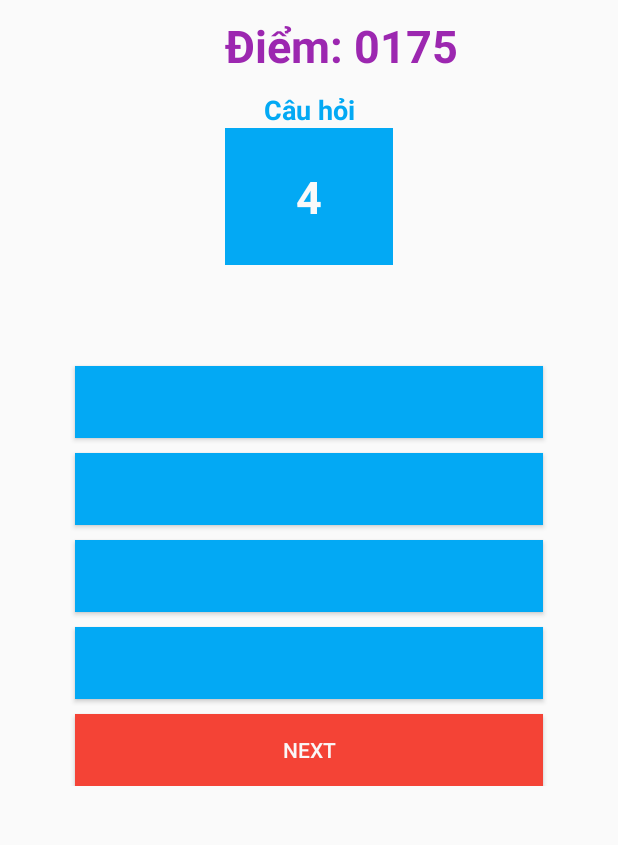
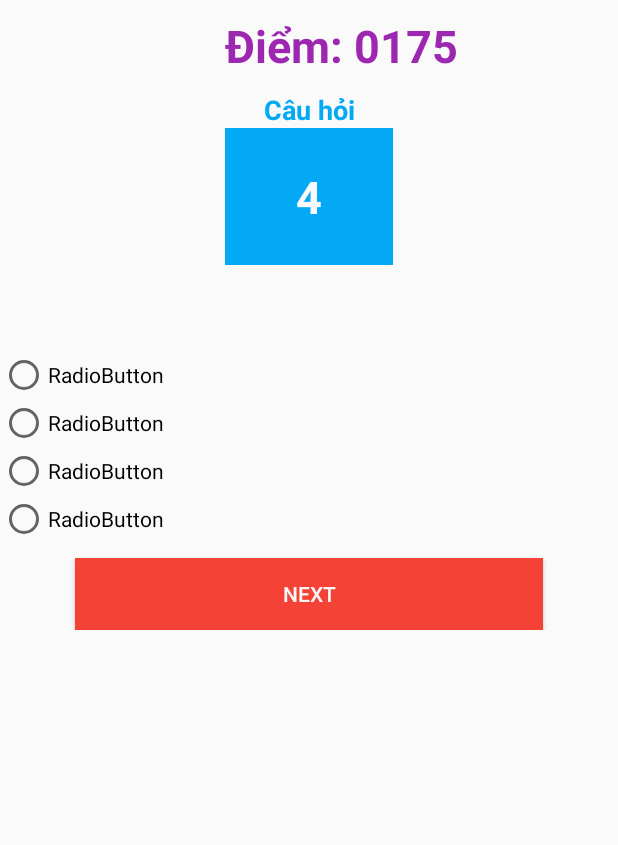
Before and after one commit to NguyenHuyenThoai-CDTH17PMC/DoAnLTAndroid, an Android app: the CauHoiLayTheoIDLinhVuc screen opened directly, with no data from a screen before it, after a tap on "NEXT", on a phone screen of 412 x 824 dp, the part 113-958 px from its top. Run offline under Robolectric (Android 15) with nearby library versions, the phone set to English and light mode, and no system bars; 9 statements that could not run were skipped.

Commit message:
LoadLV_CauHoi_DangKi

```diff
--- a/app/src/main/java/com/example/doanltandroid/CauHoiLayTheoIDLinhVuc.java
+++ b/app/src/main/java/com/example/doanltandroid/CauHoiLayTheoIDLinhVuc.java
@@ -7,6 +7,7 @@ import android.os.AsyncTask;
 import android.os.Bundle;
 import android.view.View;
 import android.widget.Button;
+import android.widget.RadioButton;
 import android.widget.TextView;
 import android.widget.Toast;
 
@@ -25,13 +26,15 @@ import java.util.ArrayList;
 
 public class CauHoiLayTheoIDLinhVuc extends AppCompatActivity  {
     private  TextView cauhoi_id;
-    private  Button panA;
-    private  Button panB;
-    private  Button panC;
-    private  Button panD;
+
+    private RadioButton radioButton1;
+    private RadioButton radioButton2;
+    private RadioButton radioButton3;
+    private RadioButton radioButton4;
     private  TextView cauhoi;
     private ArrayList<CauHoi>cauHois;
-    private  int i=0;
+    private int vitri=0;
+    private int socaudung=0;
 
 
     public CauHoiLayTheoIDLinhVuc() {
@@ -45,105 +48,114 @@ public class CauHoiLayTheoIDLinhVuc extends AppCompatActivity  {
         setContentView(R.layout.activity_cau_hoi_lay_theo_idlinh_vuc);
         cauhoi_id=findViewById(R.id.cauhoi_id);
         cauhoi=findViewById(R.id.cauhoi);
-        panA=findViewById(R.id.panA);
-        panB=findViewById(R.id.panB);
-        panC=findViewById(R.id.panC);
-        panD=findViewById(R.id.panD);
+        radioButton1=findViewById(R.id.radA);
+        radioButton2=findViewById(R.id.radB);
+        radioButton3=findViewById(R.id.radC);
+        radioButton4=findViewById(R.id.radD
+        );
         Intent intent=getIntent();
-        String id = intent.getStringExtra("id");
-        new LOADJSON_CAU_HOI().execute("http://192.168.1.19:8080/Do_An_PHP/public/api/cau-hoi?linh_vuc="+id);
-        Toast.makeText(this, id, Toast.LENGTH_SHORT).show();
-
-
-
-    }
-
-    public void NEXT(View view){
-        cauhoi_id = findViewById(R.id.cauhoi_id);
-        cauhoi=findViewById(R.id.cauhoi);
-        panA = findViewById(R.id.panA);
-        panB = findViewById(R.id.panB);
-        panC = findViewById(R.id.panC);
-        panD = findViewById(R.id.panD);
-        i=i+1;
-        if(i<cauHois.size())
-        {
-            cauhoi_id.setText(String.valueOf(cauHois.get(i).getId()));
-            cauhoi.setText(cauHois.get(i).getNoi_dung());
-            panA.setText(cauHois.get(i).getPhuong_an_a());
-            panB.setText(cauHois.get(i).getPhuong_an_b());
-            panC.setText(cauHois.get(i).getPhuong_an_c());
-            panD.setText(cauHois.get(i).getPhuong_an_d());
-        }
-        else {
-            Toast.makeText(this, "Hết câu hỏi rồi", Toast.LENGTH_SHORT).show();
+        String JSON = intent.getStringExtra("JSON");
+        if(kiemtraJSON(JSON)==true){
+           cauhoi_id.setText(cauHois.get( vitri).getId());
+           cauhoi.setText(cauHois.get( vitri).getNoi_dung());
+           radioButton1.setText(cauHois.get( vitri).getPhuong_an_a());
+           radioButton2.setText(cauHois.get( vitri).getPhuong_an_b());
+           radioButton3.setText(cauHois.get( vitri).getPhuong_an_c());
+           radioButton4.setText(cauHois.get( vitri).getPhuong_an_d());
+           vitri++;
         }
 
     }
-    public class LOADJSON_CAU_HOI extends AsyncTask<String,Void,String>{
+    public  void Tieptuc(View view){
+        if(view.getId()==R.id.btnNEXT){
+            if(ChonDung(vitri-1)==true){
+                Toast.makeText(this, ""+socaudung, Toast.LENGTH_SHORT).show();
+            }
+            else {
+                Toast.makeText(this, "Bạn chọn sai", Toast.LENGTH_SHORT).show();
+            }
+            try {
+                cauhoi_id.setText(cauHois.get( vitri).getId());
+                cauhoi.setText(cauHois.get( vitri).getNoi_dung());
+                radioButton1.setText(cauHois.get( vitri).getPhuong_an_a());
+                radioButton2.setText(cauHois.get( vitri).getPhuong_an_b());
+                radioButton3.setText(cauHois.get( vitri).getPhuong_an_c());
+                radioButton4.setText(cauHois.get( vitri).getPhuong_an_d());
+                vitri++;
 
-        @Override
-        protected String doInBackground(String... strings) {
-            StringBuilder stringBuilder=new StringBuilder();
-            try {
-                URL url=new URL(strings[0]);
-                URLConnection urlConnection=url.openConnection();
-                InputStream inputStream=urlConnection.getInputStream();
-                InputStreamReader inputStreamReader=new InputStreamReader(inputStream);
-                BufferedReader bufferedReader=new BufferedReader(inputStreamReader);
-                String line="";
-                while ((line=bufferedReader.readLine())!=null){
-                    stringBuilder.append(line);
-                }
-                bufferedReader.close();
-            } catch (MalformedURLException e) {
-                e.printStackTrace();
-            } catch (IOException e) {
-                e.printStackTrace();
+            }catch (Exception e){
+                Toast.makeText(this, "Bạn chọn sai", Toast.LENGTH_SHORT).show();
             }
 
-            return stringBuilder.toString();
         }
 
-        @Override
-        protected void onPostExecute(String s) {
-            try {
-                JSONObject jsonObject=new JSONObject(s);
-                JSONArray jsonArray=jsonObject.getJSONArray("data");
-                for(int i=0;i<jsonArray.length();i++){
-                    JSONObject object_data=jsonArray.getJSONObject(i);
-                    int id=object_data.getInt("id");
-                    String noi_dung=object_data.getString("noi_dung");
-                    int linh_vuc_id=object_data.getInt("linh_vuc_id");
-                    String phuong_an_a=object_data.getString("phuong_an_a");
-                    String phuong_an_b=object_data.getString("phuong_an_b");
-                    String phuong_an_c=object_data.getString("phuong_an_c");
-                    String phuong_an_d=object_data.getString("phuong_an_d");
-                    String dap_an=object_data.getString("dap_an");
-                    cauHois.add(new CauHoi(id,noi_dung,linh_vuc_id,phuong_an_a,phuong_an_b,phuong_an_c,phuong_an_d,dap_an));
+    }
+    public boolean ChonDung(int vitri){
+       String chon="";
+        if(radioButton1.isChecked()){
+            chon="A";
+            if(chon.equals(cauHois.get(vitri).getDap_an())){
+                socaudung++;
+                return true;
+            }
 
-                }
+        }
+        if(radioButton2.isChecked()){
+            chon="B";
+            if(chon.equals(cauHois.get(vitri).getDap_an())){
+                socaudung++;
+                return true;
+            }
 
-                        cauhoi_id.setText(String.valueOf(cauHois.get(0).getId()));
-                        cauhoi.setText(cauHois.get(0).getNoi_dung());
-                        panA.setText(cauHois.get(0).getPhuong_an_a());
-                        panB.setText(cauHois.get(0).getPhuong_an_b());
-                        panC.setText(cauHois.get(0).getPhuong_an_c());
-                        panD.setText(cauHois.get(0).getPhuong_an_d());
+        }
+        if(radioButton3.isChecked()){
+            chon="C";
+            if(chon.equals(cauHois.get(vitri).getDap_an())){
+                socaudung++;
+                return true;
+            }
+
+        }
+        if(radioButton4.isChecked()){
+            chon="D";
+            if(chon.equals(cauHois.get(vitri).getDap_an())){
+                socaudung++;
+                return true;
+            }
+
+        }
+        return true;
+    }
+    public boolean kiemtraJSON(String JSON){
+        try {
+            JSONObject jsonObjectLInhVuc=new JSONObject(JSON);
+            JSONArray jsonArraydata=jsonObjectLInhVuc.getJSONArray("data");
+            for(int i=0;i<jsonArraydata.length();i++){
+                JSONObject object=jsonArraydata.getJSONObject(i);
+               String id= String.valueOf(object.getInt("id"));
+               String noi_dung= object.getString("noi_dung");
+               String linh_vuc_id=String.valueOf(object.getInt("linh_vuc_id"));
+               String phuong_an_a= object.getString("phuong_an_a");
+               String phuong_an_b= object.getString("phuong_an_b");
+               String phuong_an_c=object.getString("phuong_an_c");
+               String phuong_an_d= object.getString("phuong_an_d");
+               String dap_an= object.getString("dap_an");
+               cauHois.add(new CauHoi(id,noi_dung,linh_vuc_id,phuong_an_a,phuong_an_b,phuong_an_c,phuong_an_d,dap_an));
 
 
+            }
 
-
-
-            } catch (JSONException e) {
-                e.printStackTrace();
-            }
-            super.onPostExecute(s);
+            return true;
+        } catch (JSONException e) {
+            e.printStackTrace();
         }
+        return false;
     }
 
 
 
 
 
+
+
 }
--- a/app/src/main/res/layout/activity_cau_hoi_lay_theo_idlinh_vuc.xml
+++ b/app/src/main/res/layout/activity_cau_hoi_lay_theo_idlinh_vuc.xml
@@ -102,45 +102,35 @@
             android:textSize="20sp"
             android:textStyle="bold" />
 
-        <Button
-            android:id="@+id/panA"
+        <RadioGroup
+            android:layout_width="match_parent"
+            android:layout_height="wrap_content">
+
+            <RadioButton
+                android:id="@+id/radA"
                 android:layout_width="match_parent"
                 android:layout_height="wrap_content"
-            android:layout_marginLeft="50dp"
-            android:layout_marginTop="10dp"
-            android:layout_marginRight="50dp"
-            android:background="#03A9F4"
-            android:textColor="#FCF9FA" />
+                android:text="RadioButton" />
 
-        <Button
-            android:id="@+id/panB"
+            <RadioButton
+                android:id="@+id/radB"
                 android:layout_width="match_parent"
                 android:layout_height="wrap_content"
-            android:layout_marginLeft="50dp"
-            android:layout_marginTop="10dp"
-            android:layout_marginRight="50dp"
-            android:background="#03A9F4"
-            android:textColor="#FCF9FA" />
+                android:text="RadioButton" />
 
-        <Button
-            android:id="@+id/panC"
+            <RadioButton
+                android:id="@+id/radC"
                 android:layout_width="match_parent"
                 android:layout_height="wrap_content"
-            android:layout_marginLeft="50dp"
-            android:layout_marginTop="10dp"
-            android:layout_marginRight="50dp"
-            android:background="#03A9F4"
-            android:textColor="#FCF9FA" />
+                android:text="RadioButton" />
 
-        <Button
-            android:id="@+id/panD"
+            <RadioButton
+                android:id="@+id/radD"
                 android:layout_width="match_parent"
                 android:layout_height="wrap_content"
-            android:layout_marginLeft="50dp"
-            android:layout_marginTop="10dp"
-            android:layout_marginRight="50dp"
-            android:background="#03A9F4"
-            android:textColor="#FCF9FA" />
+                android:text="RadioButton" />
+
+        </RadioGroup>
 
         <LinearLayout
             android:layout_width="match_parent"
@@ -156,7 +146,7 @@
                 android:layout_marginRight="50dp"
                 android:layout_weight="1"
                 android:background="#F44336"
-                android:onClick="NEXT"
+                android:onClick="Tieptuc"
                 android:text="Next"
                 android:textColor="#FAF7F7" />
         </LinearLayout>
--- a/app/src/main/res/layout/activity_dang_ky_form.xml
+++ b/app/src/main/res/layout/activity_dang_ky_form.xml
@@ -21,7 +21,7 @@
         app:layout_constraintTop_toBottomOf="@+id/edtTendangnhap" />
 
     <EditText
-        android:id="@+id/edtXacnhan"
+        android:id="@+id/edtXacnhanLaiMatKhau"
         android:layout_width="298dp"
         android:layout_height="46dp"
         android:layout_marginStart="50dp"
@@ -63,6 +63,7 @@
         app:layout_constraintTop_toBottomOf="@+id/edtEmail" />
 
     <Button
+        android:onClick="DangKi"
         android:id="@+id/btnLayMk3"
         android:layout_width="298dp"
         android:layout_height="46dp"
@@ -74,7 +75,7 @@
         android:textColor="#FCF8F8"
         app:layout_constraintEnd_toEndOf="parent"
         app:layout_constraintStart_toStartOf="parent"
-        app:layout_constraintTop_toBottomOf="@+id/edtXacnhan" />
+        app:layout_constraintTop_toBottomOf="@+id/edtXacnhanLaiMatKhau" />
 
     <EditText
         android:id="@+id/edtTendangnhap"
--- a/app/src/main/res/layout/list_items_linhvuc.xml
+++ b/app/src/main/res/layout/list_items_linhvuc.xml
@@ -5,11 +5,11 @@
     android:orientation="vertical">
 
     <TextView
-        android:layout_gravity="center"
-        android:paddingBottom="5dp"
         android:id="@+id/txttenlinhvuc"
         android:layout_width="wrap_content"
         android:layout_height="wrap_content"
+        android:layout_gravity="center"
+        android:paddingBottom="5dp"
         android:text="TextView"
         android:textAlignment="center"
         android:textColor="@color/colorPrimaryDark"
```
Also changed, not shown: app/src/main/java/com/example/doanltandroid/CauHoi.java (+8 -7 lines), app/src/main/java/com/example/doanltandroid/DangKy_form.java (+25 -0 lines), app/src/main/java/com/example/doanltandroid/GetAPICauHoi.java (added, +28 -0 lines), app/src/main/java/com/example/doanltandroid/GetAPILinhVuc.java (added, +61 -0 lines), app/src/main/java/com/example/doanltandroid/LinhVuc.java (+5 -4 lines), app/src/main/java/com/example/doanltandroid/LinhVucAdapter.java (+5 -4 lines), app/src/main/java/com/example/doanltandroid/LinhVucCauHoi_form.java (+6 -56 lines), app/src/main/java/com/example/doanltandroid/NguoiChoi.java (added, +59 -0 lines), app/src/main/java/com/example/doanltandroid/NguoiChoiPackage.java (added, +48 -0 lines), app/src/main/java/com/example/doanltandroid/PostAPINguoiChoi.java (added, +106 -0 lines), app/src/main/java/com/example/doanltandroid/ReadAPI.java (added, +68 -0 lines). Lines whose indentation alone changed are shown as unchanged.
